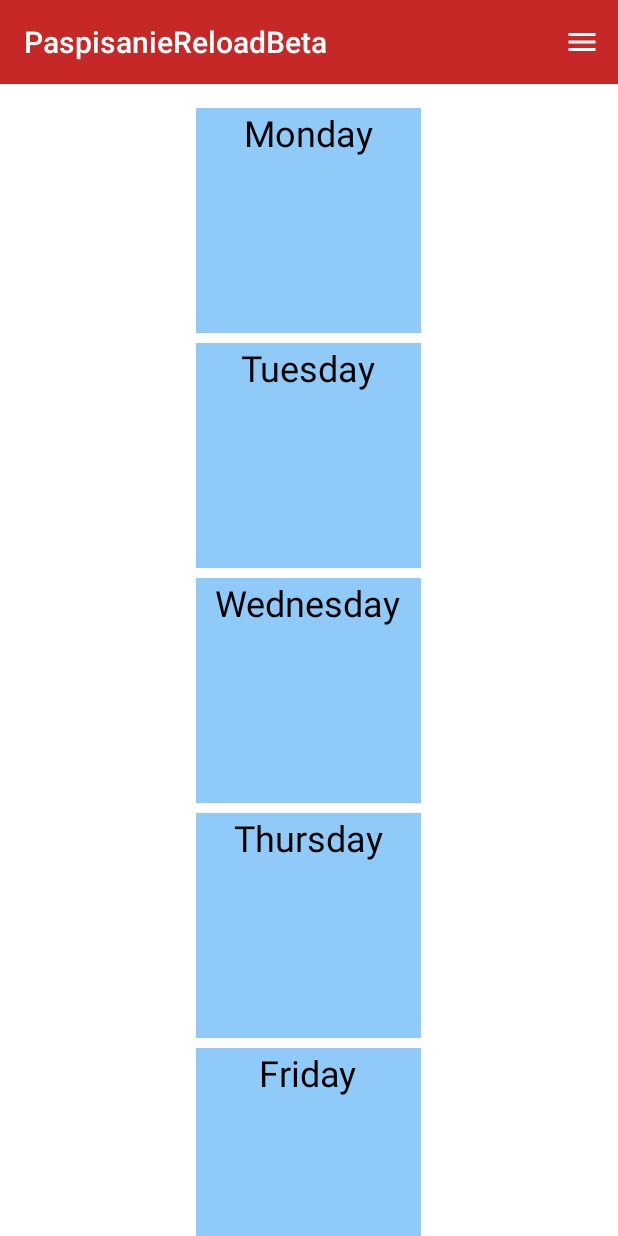
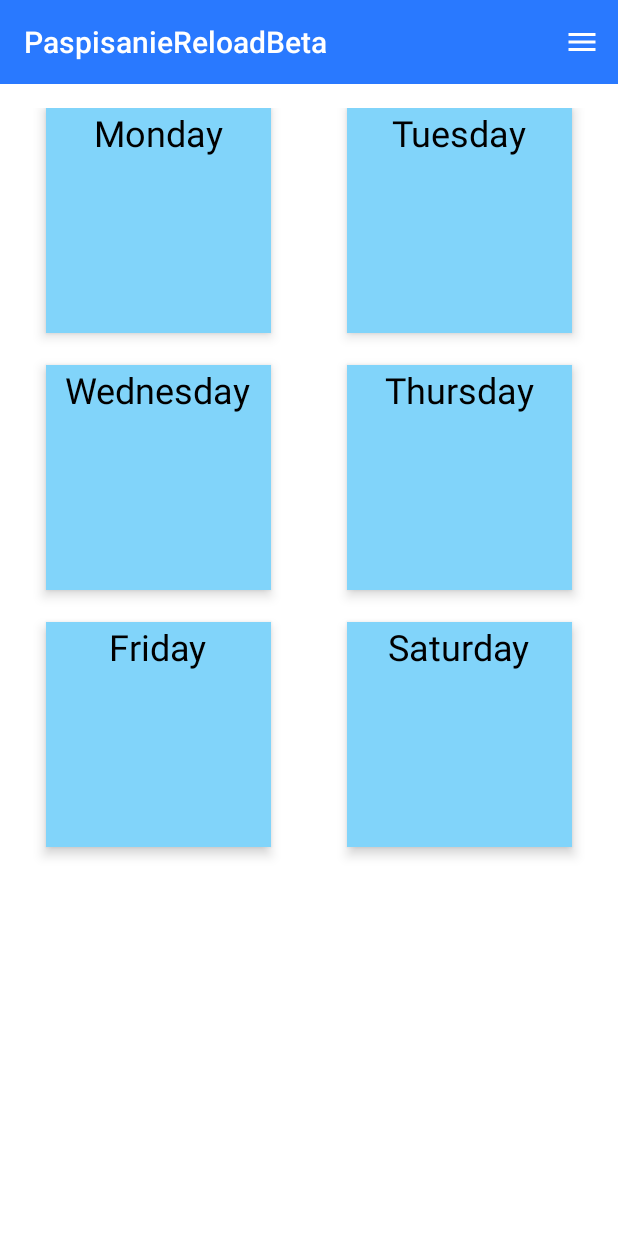
Before and after one commit to akella266/Shedule, an Android app: the screen it shows after launch (MainActivity), on a phone screen of 412 x 824 dp. Run offline under Robolectric (Android 15) with nearby library versions, the phone set to English and light mode, and no system bars.

Commit message:
Was Maked tiles.

```diff
--- a/app/build.gradle
+++ b/app/build.gradle
@@ -25,5 +25,6 @@ dependencies {
         exclude group: 'com.android.support', module: 'support-annotations'
     })
     compile 'com.android.support:appcompat-v7:25.0.0'
+    compile 'com.android.support:design:22.2.0'
     testCompile 'junit:junit:4.12'
 }
--- a/app/src/main/java/com/akella266/paspisaniereload/MainActivity.java
+++ b/app/src/main/java/com/akella266/paspisaniereload/MainActivity.java
@@ -1,17 +1,22 @@
 package com.akella266.paspisaniereload;
 
+import android.support.design.widget.Snackbar;
 import android.support.v7.widget.Toolbar;
 import android.app.Activity;
 import android.os.Bundle;
 import android.view.MenuItem;
+import android.view.View;
+import android.widget.AdapterView;
 import android.widget.ArrayAdapter;
 import android.widget.GridView;
+import android.widget.Toast;
 
 public class MainActivity extends Activity {
 
     String[] week = {"Monday", "Tuesday", "Wednesday", "Thursday", "Friday", "Saturday"};
     Toolbar toolbar;
     GridView gvMain;
+    //GridAdapter adapter;
     ArrayAdapter<String> adapter;
 
     @Override
@@ -23,12 +28,19 @@ public class MainActivity extends Activity {
     }
 
     private void initGridWithButtons() {
-        adapter = new ArrayAdapter<String>(this,R.layout.button_week,R.id.tvText, week);
+        //adapter = new GridAdapter(MainActivity.this, week);
+        adapter = new ArrayAdapter<String>(this, R.layout.button_week,R.id.tvText, week);
         gvMain = (GridView)findViewById(R.id.gridView);
         gvMain.setAdapter(adapter);
         gvMain.setColumnWidth(400);
-        gvMain.setVerticalSpacing(10);
-        gvMain.setHorizontalSpacing(10);
+        gvMain.setVerticalSpacing(32);
+        gvMain.setHorizontalSpacing(32);
+        gvMain.setOnItemClickListener(new AdapterView.OnItemClickListener() {
+            @Override
+            public void onItemClick(AdapterView<?> adapterView, View view, int i, long l) {
+                Snackbar.make(view, "Was Clicked " + week[+i], Snackbar.LENGTH_LONG).show();
+            }
+        });
     }
 
     private void initToolBar(){
--- a/app/src/main/res/drawable/rect.xml
+++ b/app/src/main/res/drawable/rect.xml
@@ -1,4 +1,4 @@
 <?xml version="1.0" encoding="utf-8"?>
 <shape xmlns:android="http://schemas.android.com/apk/res/android" android:shape="rectangle">
-    <solid android:color="#90CAF9"></solid>
+    <solid android:color="@color/btnInMain"></solid>
 </shape>
--- a/app/src/main/res/layout/activity_main.xml
+++ b/app/src/main/res/layout/activity_main.xml
@@ -8,24 +8,13 @@
     <include android:id="@+id/toolbar"
         layout="@layout/tool_bar"/>
 
-    <!--<Button-->
-        <!--android:layout_width="match_parent"-->
-        <!--android:layout_height="wrap_content"-->
-        <!--android:id="@+id/btnSun"-->
-        <!--android:text="@string/sunday"-->
-        <!--android:layout_gravity="start"-->
-        <!--android:textAlignment="textStart"/>-->
-
-    <!--android:layout_marginRight="16dp"-->
-    <!--android:layout_marginTop="16dp"-->
-
     <GridView
         android:id="@+id/gridView"
         android:layout_width="match_parent"
         android:layout_height="match_parent"
-        android:layout_marginTop="16dp"
+        android:layout_margin="16dp"
         android:gravity="center"
-        android:numColumns="auto_fit"
+        android:numColumns="2"
         android:stretchMode="columnWidth"
         >
 
--- a/app/src/main/res/layout/button_week.xml
+++ b/app/src/main/res/layout/button_week.xml
@@ -4,20 +4,18 @@
     android:layout_width="150dp"
     android:layout_height="150dp"
     android:background="@drawable/rect"
+    android:elevation="5dp"
+
     >
-
-    <!--<Button-->
-        <!--android:layout_width=""-->
-        <!--android:layout_height="" />-->
-
 
     <TextView
         android:id="@+id/tvText"
         android:layout_width="wrap_content"
         android:layout_height="wrap_content"
         android:layout_gravity="center"
-        android:minHeight="40dp"
         android:textSize="24sp"
         android:textColor="#000"
+
         />
+
 </LinearLayout>
--- a/app/src/main/res/values/colors.xml
+++ b/app/src/main/res/values/colors.xml
@@ -1,8 +1,8 @@
 <?xml version="1.0" encoding="utf-8"?>
 <resources>
-    <color name="colorPrimary">#C62828</color>
-    <color name="colorPrimaryDark">#B71C1C</color>
+    <color name="colorPrimary">#2979ff</color>
+    <color name="colorPrimaryDark">#2962ff</color>
     <color name="mainBackground">#fff</color>
     <color name="toolBar_titleColor">#fff</color>
-    <color name="btnInMain">#FFEBEE</color>
+    <color name="btnInMain">#81d4fa</color>
 </resources>
```
Also changed, not shown: app/src/main/java/com/akella266/paspisaniereload/GridAdapter.java (added, +58 -0 lines).
